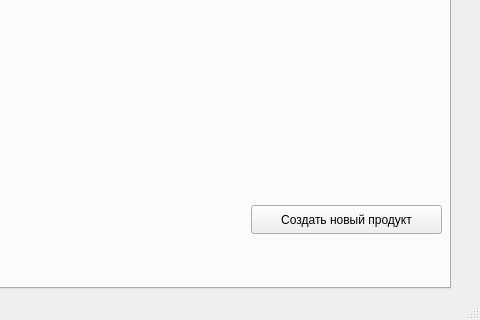
The window that courseWork/mainwindow.ui (mellonii/maltite) describes before a commit, drawn with Qt 5; both pictures show x 340 to 820 and y 250 to 570 of the 820 by 570 pixel window.
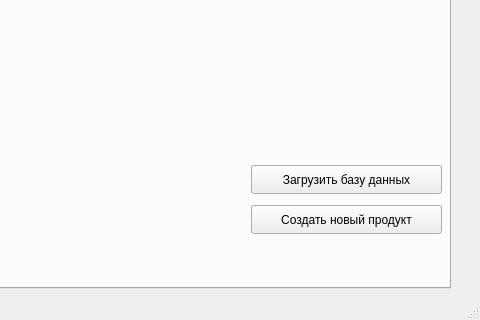
The same window after the commit. The open tabs and pages were chosen to show the change.

Patch:
```diff
--- a/courseWork/mainwindow.ui
+++ b/courseWork/mainwindow.ui
@@ -776,6 +776,19 @@
 &lt;p style=&quot; margin-top:0px; margin-bottom:0px; margin-left:0px; margin-right:0px; -qt-block-indent:0; text-indent:0px;&quot;&gt;Кликни дважды на продукт, чтобы посмотреть дополнительную информацию о нем.&lt;/p&gt;&lt;/body&gt;&lt;/html&gt;</string>
         </property>
        </widget>
+       <widget class="QPushButton" name="pushButton_14">
+        <property name="geometry">
+         <rect>
+          <x>580</x>
+          <y>380</y>
+          <width>191</width>
+          <height>29</height>
+         </rect>
+        </property>
+        <property name="text">
+         <string>Загрузить базу данных</string>
+        </property>
+       </widget>
       </widget>
       <widget class="QWidget" name="tab_2">
        <attribute name="title">
```
Left out of the diff: 2 changed lines with no effect on the pictures.
